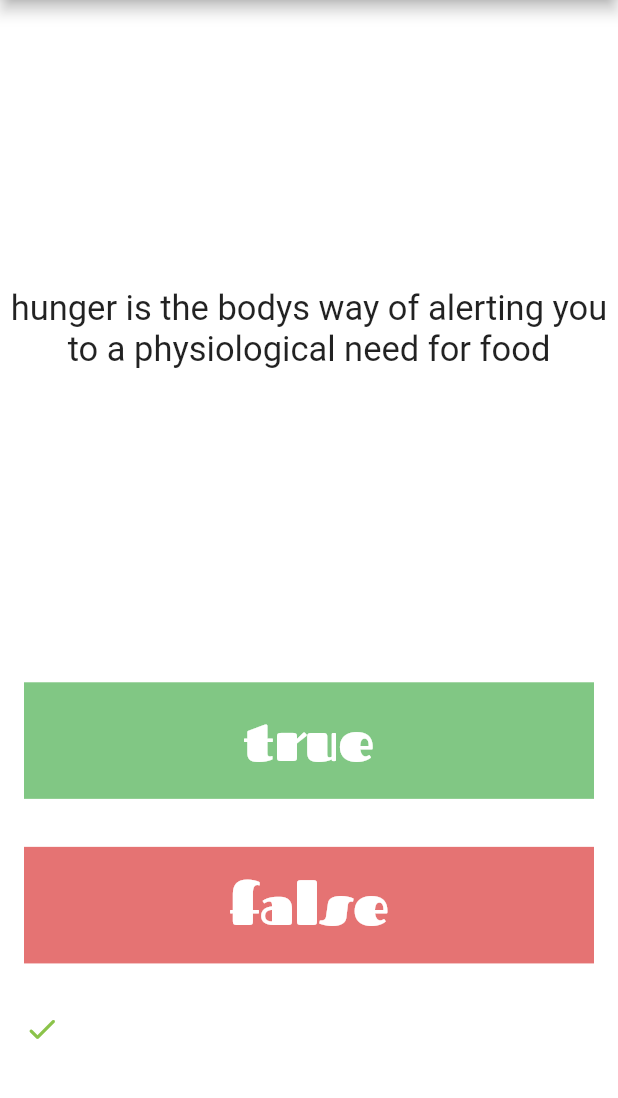
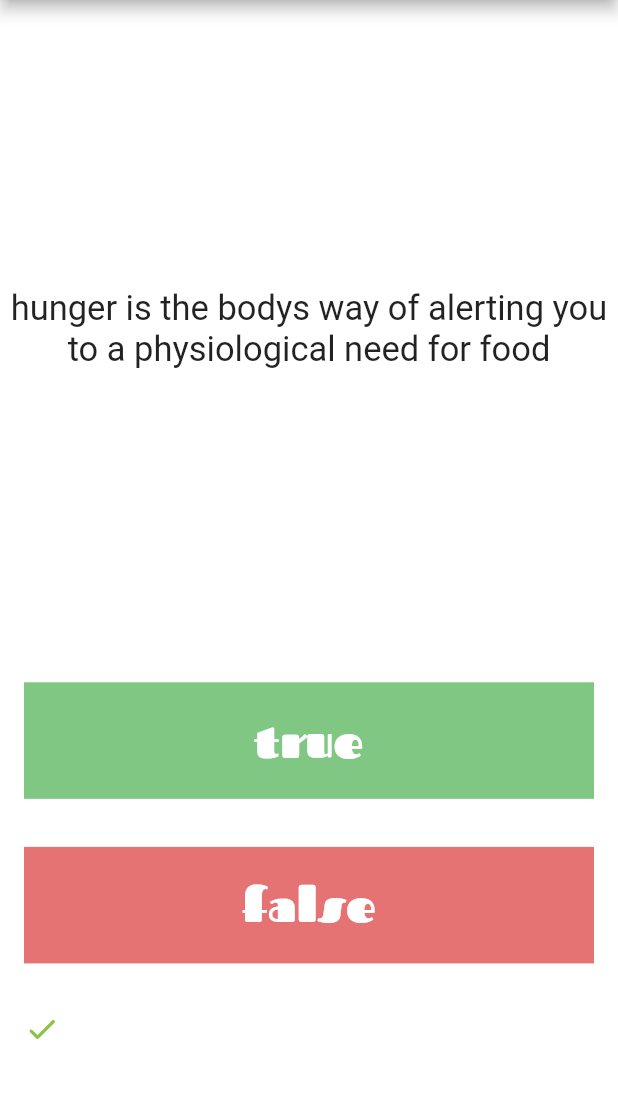
Before and after one commit to nromensky/quizzer_flutter, a Flutter app: the screen it shows after launch, after a tap on "true", on a phone screen of 412 x 824 dp, the part 84-1182 px from its top. Run offline on Flutter 3.47's test engine with Material 2 defaults, Android fonts, the phone set to English and light mode, and no system bars; missing offline and left inert: alert.

Commit message:
Update main.dart

```diff
--- a/lib/main.dart
+++ b/lib/main.dart
@@ -19,19 +19,19 @@ class _MyQuizzerAppState extends State<MyQuizzerApp> {
 
   void questionValidation(bool userAnswer) {
     if (questionList[questionNumber].questionAnswer == userAnswer) {
-      if (scoreKeeper1.length < 15) {
+      if (scoreKeeper1.length < 14) {
         scoreKeeper1.add(Icon(Icons.done_rounded, color: Colors.lightGreen));
       } else {
-        if (scoreKeeper2.length < 15) {
+        if (scoreKeeper2.length < 14) {
           scoreKeeper2.add(Icon(Icons.done_rounded, color: Colors.lightGreen));
         }
       }
       resultingScore++;
     } else {
-      if (scoreKeeper1.length < 15) {
+      if (scoreKeeper1.length < 14) {
         scoreKeeper1.add(Icon(Icons.close_rounded, color: Colors.redAccent));
       } else {
-        if (scoreKeeper2.length < 15) {
+        if (scoreKeeper2.length < 14) {
           scoreKeeper2.add(Icon(Icons.close_rounded, color: Colors.redAccent));
         }
       }
@@ -83,7 +83,7 @@ class _MyQuizzerAppState extends State<MyQuizzerApp> {
                       style: TextStyle(
                           color: Colors.white,
                           fontFamily: 'Fascinate',
-                          fontSize: 37),
+                          fontSize: 31),
                     ),
                     onPressed: () {
                       setState(() {
@@ -104,7 +104,7 @@ class _MyQuizzerAppState extends State<MyQuizzerApp> {
                       style: TextStyle(
                           color: Colors.white,
                           fontFamily: 'Fascinate',
-                          fontSize: 37),
+                          fontSize: 31),
                     ),
                     onPressed: () {
                       setState(() {
```
